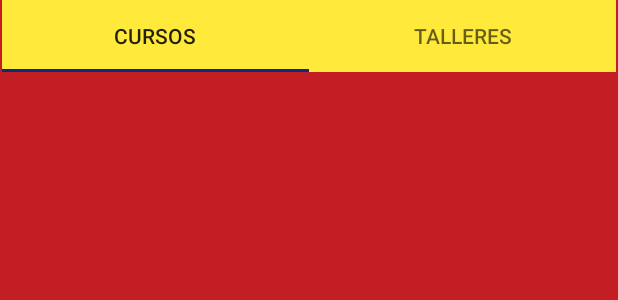
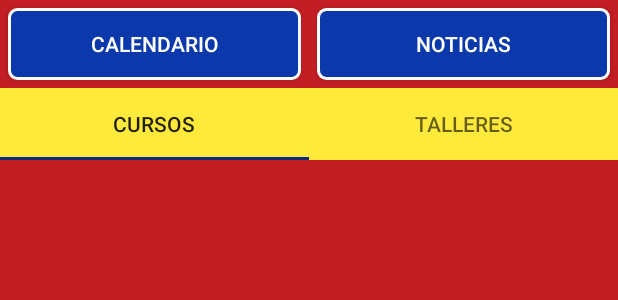
Before and after one commit to po0oncho0o9208/CeArPlAr, an Android app: the layout activity_pantalla_principal.xml on its own in the app's theme, with its tools: preview values and no code run, on a phone screen of 412 x 824 dp. Shown: the top 300 px of the screen. Run offline under Robolectric (Android 15) with nearby library versions, the phone set to English and light mode, and no system bars; plain views replace FloatingActionButton, FloatingActionMenu.

Commit message:
reorganizacion de botones

```diff
--- a/app/src/main/AndroidManifest.xml
+++ b/app/src/main/AndroidManifest.xml
@@ -31,6 +31,9 @@
             android:name=".PdfViewer"
             android:exported="false" />
         <activity
+            android:name=".Calendario"
+            android:exported="false" />
+        <activity
             android:name=".Ubicacion"
             android:exported="false" />
         <activity
--- /dev/null
+++ b/app/src/main/res/drawable/botona.xml
@@ -0,0 +1,7 @@
+<shape xmlns:android="http://schemas.android.com/apk/res/android">
+    <solid android:color="#0b39ac" /> <!-- Fondo transparente -->
+    <corners android:radius="5dp" /> <!-- Esquinas redondeadas -->
+    <stroke
+        android:width="2dp"
+        android:color="@android:color/white" /> <!-- Borde blanco -->
+</shape>
--- a/app/src/main/res/layout/activity_pantalla_principal.xml
+++ b/app/src/main/res/layout/activity_pantalla_principal.xml
@@ -8,14 +8,13 @@
     tools:context=".PantallaPrincipal">
 
 
-
     <androidx.viewpager.widget.ViewPager
         android:id="@+id/viewpager"
         android:layout_width="match_parent"
         android:layout_height="0dp"
         android:layout_marginBottom="50sp"
         app:layout_constraintBottom_toBottomOf="parent"
-        app:layout_constraintTop_toBottomOf="@+id/tabLayout" >
+        app:layout_constraintTop_toBottomOf="@+id/tabLayout">
 
         <com.github.clans.fab.FloatingActionMenu
             android:id="@+id/menufloating"
@@ -54,13 +53,45 @@
     </androidx.viewpager.widget.ViewPager>
 
 
+    <LinearLayout
+        android:id="@+id/tabLayout1"
+        android:layout_width="match_parent"
+        android:layout_height="wrap_content"
+        android:gravity="center"
+        app:layout_constraintEnd_toEndOf="parent"
+        app:layout_constraintStart_toStartOf="parent"
+        app:layout_constraintTop_toTopOf="parent">
+
+        <Button
+            android:id="@+id/btncalendario"
+            android:layout_width="match_parent"
+            android:layout_height="wrap_content"
+            android:layout_margin="5sp"
+            android:layout_weight="1"
+            android:background="@drawable/botona"
+            android:text="Calendario"
+            android:textColor="@color/white" />
+
+        <Button
+            android:id="@+id/btnnoticias"
+            android:layout_width="match_parent"
+            android:layout_height="wrap_content"
+            android:layout_margin="5sp"
+            android:layout_weight="1"
+            android:background="@drawable/botona"
+            android:text="Noticias"
+            android:textColor="@color/white" />
+
+    </LinearLayout>
+
     <com.google.android.material.tabs.TabLayout
         android:id="@+id/tabLayout"
-        android:layout_width="409dp"
+        android:layout_width="match_parent"
         android:layout_height="wrap_content"
         android:background="#ffea3b"
         app:layout_constraintEnd_toEndOf="parent"
-        app:layout_constraintStart_toStartOf="parent">
+        app:layout_constraintStart_toStartOf="parent"
+        app:layout_constraintTop_toBottomOf="@id/tabLayout1">
 
         <com.google.android.material.tabs.TabItem
             android:layout_width="wrap_content"
--- /dev/null
+++ b/app/src/main/res/layout/calendario.xml
@@ -0,0 +1,6 @@
+<?xml version="1.0" encoding="utf-8"?>
+<androidx.constraintlayout.widget.ConstraintLayout xmlns:android="http://schemas.android.com/apk/res/android"
+    android:layout_width="match_parent"
+    android:layout_height="match_parent">
+
+</androidx.constraintlayout.widget.ConstraintLayout>
--- a/app/src/main/res/menu/menuprincipal.xml
+++ b/app/src/main/res/menu/menuprincipal.xml
@@ -12,10 +12,6 @@
         android:title="Face"
         app:showAsAction="ifRoom|withText" />
 
-    <item
-        android:id="@+id/btnnews"
-        android:icon="@drawable/noticias"
-        android:title="Noticias"
-        app:showAsAction="ifRoom|withText" />
+
 
 </menu>
```
Also changed, not shown: app/src/main/java/com/centrodeartes/cearplar/Calendario.java (added, +25 -0 lines), app/src/main/java/com/centrodeartes/cearplar/PantallaPrincipal.java (+16 -9 lines).
